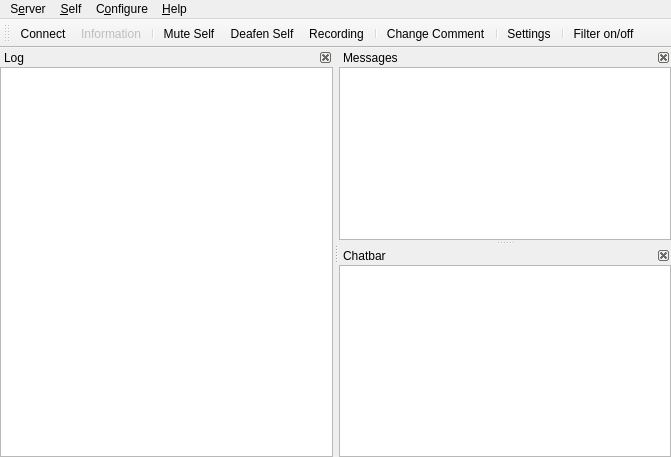
The window that src/mumble/MainWindow.ui (mumble-voip/mumble) describes before a commit, drawn with Qt 5.
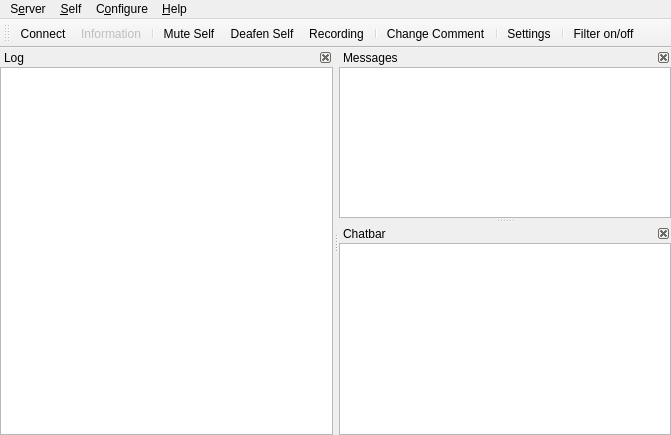
The same window after the commit. Icons and pictures are not drawn. Custom widgets are drawn as their Qt base class.

Commit message: reset MainWindow.ui size to old default size

Patch:
```diff
--- a/src/mumble/MainWindow.ui
+++ b/src/mumble/MainWindow.ui
@@ -7,7 +7,7 @@
     <x>0</x>
     <y>0</y>
     <width>671</width>
-    <height>457</height>
+    <height>435</height>
    </rect>
   </property>
   <property name="windowTitle">
```
